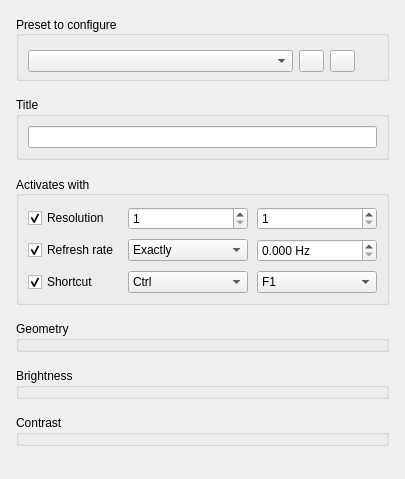
First picture: the form in src/display/qt/windows/control_panel/video_presets.ui, repository mrehkopf/vcs, before the edit.
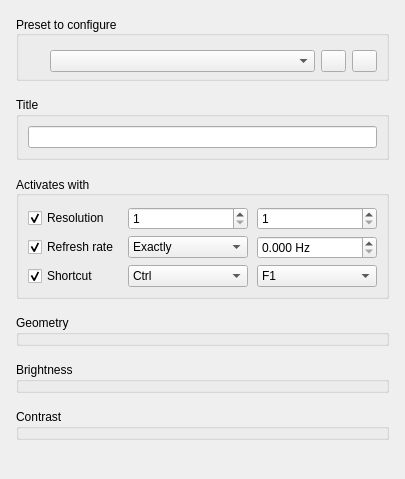
Second picture: the form after the edit. Icons and pictures are not drawn. Custom widgets are drawn as their Qt base class.

Commit message: gui: Tweak styling here and there

```diff
--- a/src/display/qt/windows/control_panel/video_presets.ui
+++ b/src/display/qt/windows/control_panel/video_presets.ui
@@ -46,7 +46,7 @@
         <x>0</x>
         <y>0</y>
         <width>391</width>
-        <height>507</height>
+        <height>501</height>
        </rect>
       </property>
       <layout class="QVBoxLayout" name="verticalLayout">
@@ -97,6 +97,31 @@
             <property name="spacing">
              <number>6</number>
             </property>
+            <item>
+             <widget class="QLabel" name="label_isPresetCurrentlyActive">
+              <property name="sizePolicy">
+               <sizepolicy hsizetype="Maximum" vsizetype="Minimum">
+                <horstretch>0</horstretch>
+                <verstretch>0</verstretch>
+               </sizepolicy>
+              </property>
+              <property name="minimumSize">
+               <size>
+                <width>16</width>
+                <height>0</height>
+               </size>
+              </property>
+              <property name="text">
+               <string>&lt;html&gt;&lt;head/&gt;&lt;body&gt;&lt;p&gt;&lt;br/&gt;&lt;/p&gt;&lt;/body&gt;&lt;/html&gt;</string>
+              </property>
+              <property name="textFormat">
+               <enum>Qt::RichText</enum>
+              </property>
+              <property name="alignment">
+               <set>Qt::AlignLeading|Qt::AlignLeft|Qt::AlignVCenter</set>
+              </property>
+             </widget>
+            </item>
             <item>
              <widget class="VideoPresetList" name="comboBox_presetList"/>
             </item>
@@ -172,31 +197,6 @@
               </property>
              </widget>
             </item>
-            <item>
-             <widget class="QLabel" name="label_isPresetCurrentlyActive">
-              <property name="sizePolicy">
-               <sizepolicy hsizetype="Maximum" vsizetype="Minimum">
-                <horstretch>0</horstretch>
-                <verstretch>0</verstretch>
-               </sizepolicy>
-              </property>
-              <property name="minimumSize">
-               <size>
-                <width>16</width>
-                <height>0</height>
-               </size>
-              </property>
-              <property name="text">
-               <string>&lt;html&gt;&lt;head/&gt;&lt;body&gt;&lt;p&gt;&lt;br/&gt;&lt;/p&gt;&lt;/body&gt;&lt;/html&gt;</string>
-              </property>
-              <property name="textFormat">
-               <enum>Qt::RichText</enum>
-              </property>
-              <property name="alignment">
-               <set>Qt::AlignLeading|Qt::AlignLeft|Qt::AlignVCenter</set>
-              </property>
-             </widget>
-            </item>
            </layout>
           </item>
          </layout>
@@ -251,9 +251,12 @@
           <property name="topMargin">
            <number>11</number>
           </property>
-          <property name="spacing">
+          <property name="horizontalSpacing">
            <number>9</number>
           </property>
+          <property name="verticalSpacing">
+           <number>6</number>
+          </property>
           <item row="2" column="1">
            <widget class="QComboBox" name="comboBox_shortcutFirstKey">
             <property name="enabled">
```
The commit also changes 3 other files.
